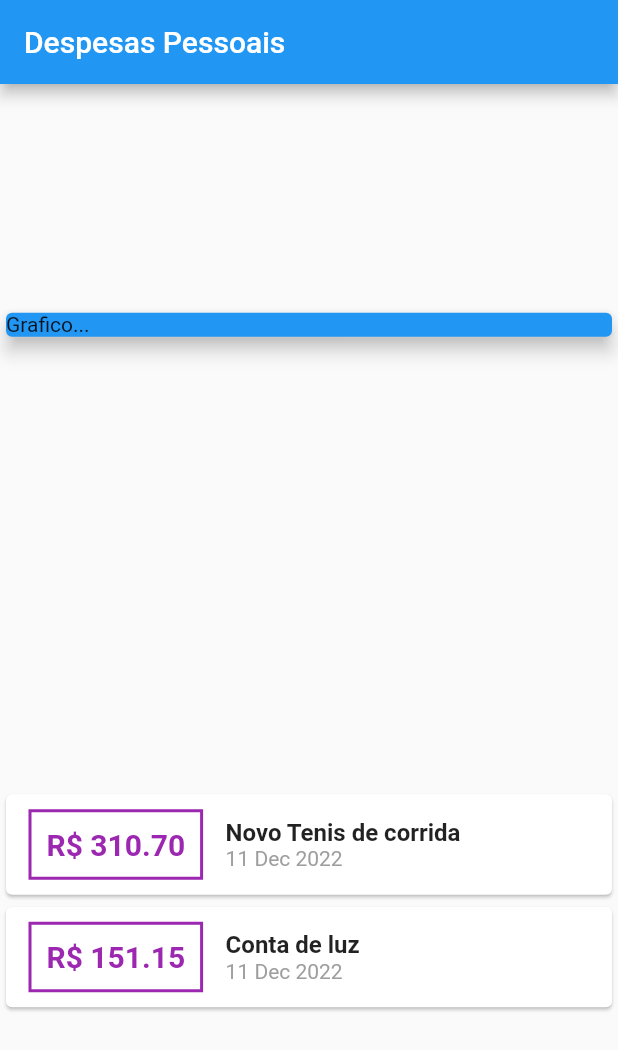
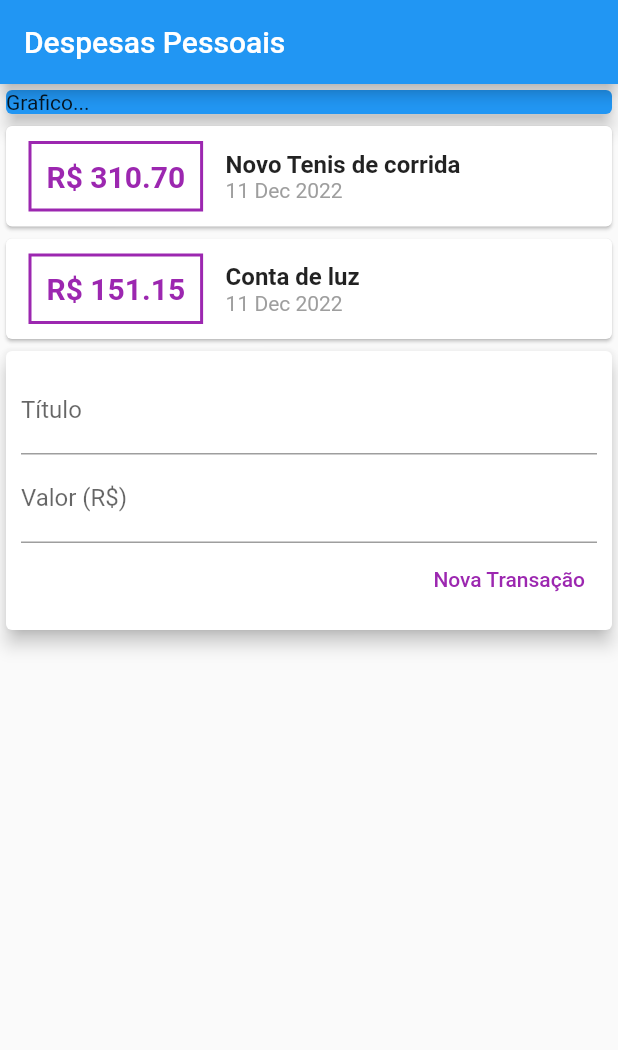
Before and after one commit to tupiribas/AppControleDeGastos, a Flutter app: the screen it shows after launch, on a phone screen of 412 x 824 dp. Shown: the top 1050 px of the screen. Run offline on Flutter 3.47's test engine with Material 2 defaults, Android fonts, the phone set to English and light mode, and no system bars.

Commit message:
Captura dos dados (obj): Transaction - v1.0 - titulo e valor

```diff
--- a/lib/main.dart
+++ b/lib/main.dart
@@ -16,7 +16,9 @@ class ExpensesApp extends StatelessWidget {
 }
 
 class MyHomePage extends StatelessWidget {
-  // ignore: unused_field
+  final titleController = TextEditingController();
+  final valueController = TextEditingController();
+
   final _transactions = [
     Transaction(
         id: 't1',
@@ -36,7 +38,6 @@ class MyHomePage extends StatelessWidget {
         title: const Text('Despesas Pessoais'),
       ),
       body: Column(
-        mainAxisAlignment: MainAxisAlignment.spaceAround,
         crossAxisAlignment: CrossAxisAlignment.stretch,
         children: <Widget>[
           SizedBox(
@@ -79,7 +80,8 @@ class MyHomePage extends StatelessWidget {
                           ),
                         ),
                         Text(
-                          DateFormat('d MMM y').format(tr.date),// '${tr.date.toString()}',
+                          DateFormat('d MMM y')
+                              .format(tr.date), // '${tr.date.toString()}',
                           style: const TextStyle(color: Colors.grey),
                         )
                       ],
@@ -88,6 +90,46 @@ class MyHomePage extends StatelessWidget {
                 ),
               );
             }).toList(),
+          ),
+          // FORMULARIO
+          Card(
+            elevation: 5,
+            child: Padding(
+              padding: const EdgeInsets.all(10),
+              child: Column(
+                crossAxisAlignment: CrossAxisAlignment.end,
+                children: [
+                  // INPUT TITULO
+                  TextField(
+                    controller: titleController,
+                    decoration: const InputDecoration(
+                      labelText: 'Título',
+                    ),
+                  ),
+                  // INPUT VALOR
+                  TextField(
+                    controller: valueController,
+                    decoration: const InputDecoration(
+                      labelText: 'Valor (R\$)',
+                    ),
+                  ),
+                  // BOTAO PARA CADASTRAR UMA NOVA TRANSACAO
+                  Row(
+                    mainAxisAlignment: MainAxisAlignment.end,
+                    children: [
+                      TextButton(
+                        onPressed: () {
+                          print(titleController.text);
+                          print(valueController.text);
+                        },
+                        child: const Text('Nova Transação',
+                            style: TextStyle(color: Colors.purple)),
+                      ),
+                    ],
+                  )
+                ],
+              ),
+            ),
           )
         ],
       ),
```
